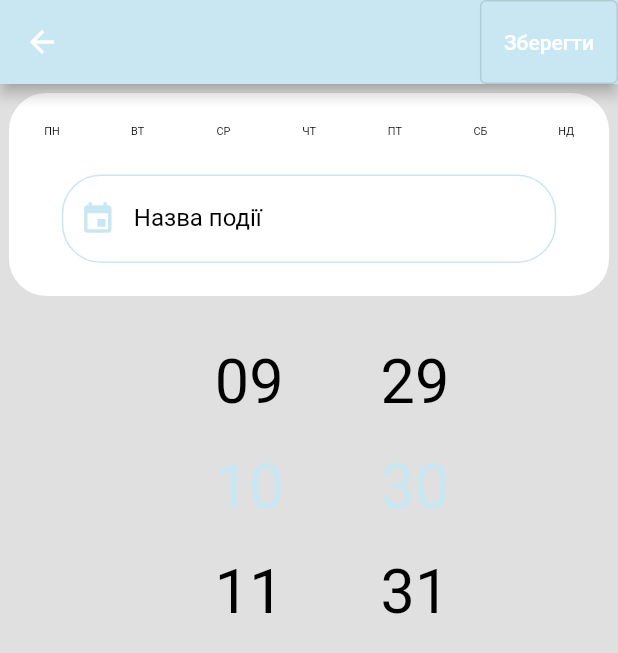
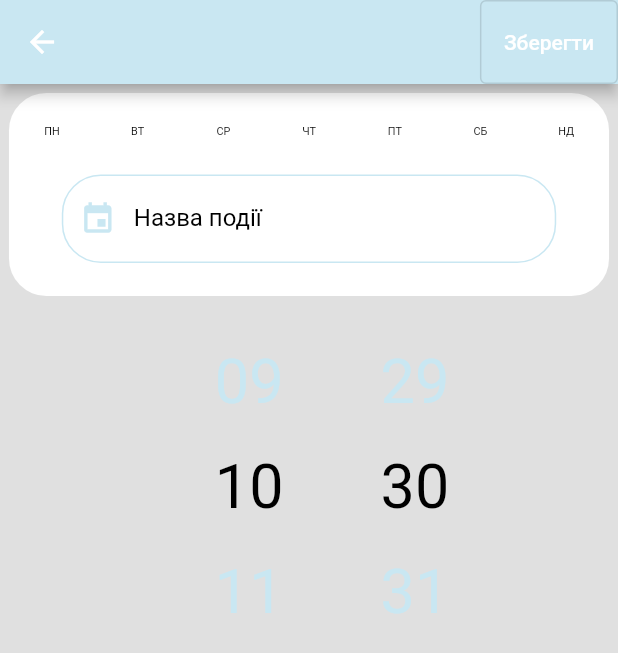
Before and after one commit to murranik/everyday, a Flutter app: the AlarmForm screen opened directly, on a phone screen of 412 x 824 dp. Shown: the top 653 px of the screen. Run offline on Flutter 3.47's test engine with Material 2 defaults, Android fonts, the phone set to English and light mode, and no system bars; drawn by our look-alikes of flutter_time_picker_spinner; our stand-ins replace date_time_picker, extended_masked_text, geolocator, google_maps_flutter, shared_preferences, sizer and 2 more; missing offline and left inert: android_alarm_manager_plus, flex_color_picker, notification_permissions; accounts and stored records are empty; statements that could not run were skipped.

Commit message:
Change colors

```diff
--- a/lib/forms/alarmform.dart
+++ b/lib/forms/alarmform.dart
@@ -300,10 +300,10 @@ class _AlarmFormState extends State<AlarmForm> {
                     scale: 1.5,
                     child: TimePickerSpinner(
                       is24HourMode: true,
-                      normalTextStyle:
+                      normalTextStyle: const TextStyle(
+                          fontSize: 24, color: Color(0xffc9e7f2)),
+                      highlightedTextStyle:
                           const TextStyle(fontSize: 24, color: Colors.black),
-                      highlightedTextStyle: const TextStyle(
-                          fontSize: 24, color: Color(0xffc9e7f2)),
                       time: date,
                       itemHeight: 5.h,
                       isForce2Digits: true,
@@ -429,10 +429,10 @@ class _AlarmFormState extends State<AlarmForm> {
                     scale: 1.7,
                     child: TimePickerSpinner(
                       is24HourMode: true,
-                      normalTextStyle:
+                      normalTextStyle: const TextStyle(
+                          fontSize: 24, color: Color(0xffc9e7f2)),
+                      highlightedTextStyle:
                           const TextStyle(fontSize: 24, color: Colors.black),
-                      highlightedTextStyle: const TextStyle(
-                          fontSize: 24, color: Color(0xffc9e7f2)),
                       time: date,
                       itemHeight: 5.h,
                       isForce2Digits: true,
```
